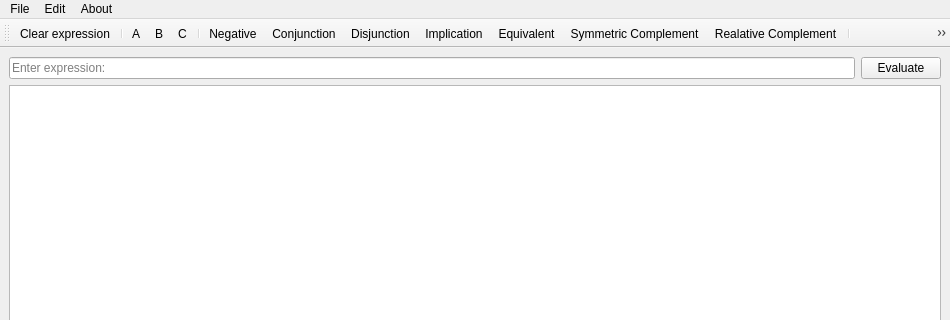
The window that Source/mainwindow.ui (DesCaldnd/Discrete-Math) describes before a commit, drawn with Qt 5; both pictures show x 0 to 950 and y 0 to 320 of the 950 by 500 pixel window.
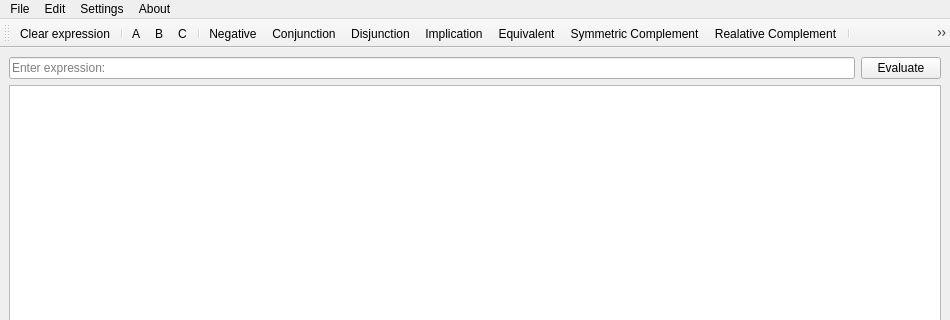
The same window after the commit. Icons and pictures are not drawn.

Diff of the .ui file:
```diff
--- a/Source/mainwindow.ui
+++ b/Source/mainwindow.ui
@@ -121,8 +121,15 @@
     </property>
     <addaction name="actionDeveloper"/>
    </widget>
+   <widget class="QMenu" name="menuSettings">
+    <property name="title">
+     <string>Settings</string>
+    </property>
+    <addaction name="actionGPU_settings"/>
+   </widget>
    <addaction name="menuFile"/>
    <addaction name="menuEdit"/>
+   <addaction name="menuSettings"/>
    <addaction name="menuAbout"/>
   </widget>
   <widget class="QStatusBar" name="statusbar">
```
Left out of the diff: 8 changed lines with no effect on the pictures.
